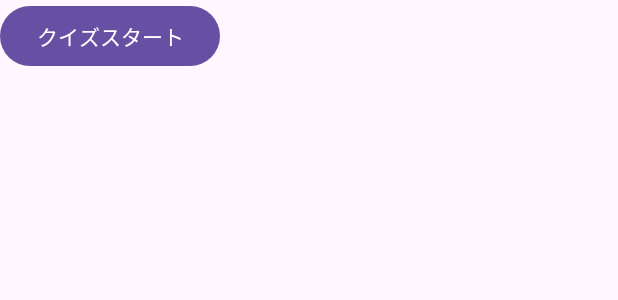
After one commit to hide0119/GambareRentaro, an Android app built with Jetpack Compose: the layout activity_menu.xml on its own in the app's theme, with its tools: preview values and no code run, on a phone screen of 412 x 824 dp. The commit adds this screen. Shown: the top 300 px of the screen. Run offline under Robolectric (Android 15) with nearby library versions, the phone set to English and light mode, and no system bars.

Commit message:
メニュー追加

```diff
--- /dev/null
+++ b/app/src/main/res/layout/activity_menu.xml
@@ -0,0 +1,14 @@
+<?xml version="1.0" encoding="utf-8"?>
+<androidx.constraintlayout.widget.ConstraintLayout xmlns:android="http://schemas.android.com/apk/res/android"
+    xmlns:tools="http://schemas.android.com/tools"
+    android:layout_width="match_parent"
+    android:layout_height="match_parent">
+
+    <Button
+        android:id="@+id/start_button"
+        android:layout_width="wrap_content"
+        android:layout_height="wrap_content"
+        android:text="クイズスタート"
+        tools:ignore="MissingConstraints" />
+
+</androidx.constraintlayout.widget.ConstraintLayout>
--- a/app/src/main/res/values/strings.xml
+++ b/app/src/main/res/values/strings.xml
@@ -1,4 +1,5 @@
 <resources>
     <string name="app_name">GambareRentaro</string>
     <string name="title_activity_result">ResultActivity</string>
+    <string name="title_activity_menu">MenuActivity</string>
 </resources>
```
Also changed, not shown: app/src/main/AndroidManifest.xml (+9 -6 lines), app/src/main/java/com/example/gambarerentaro/MenuActivity.kt (added, +62 -0 lines).
